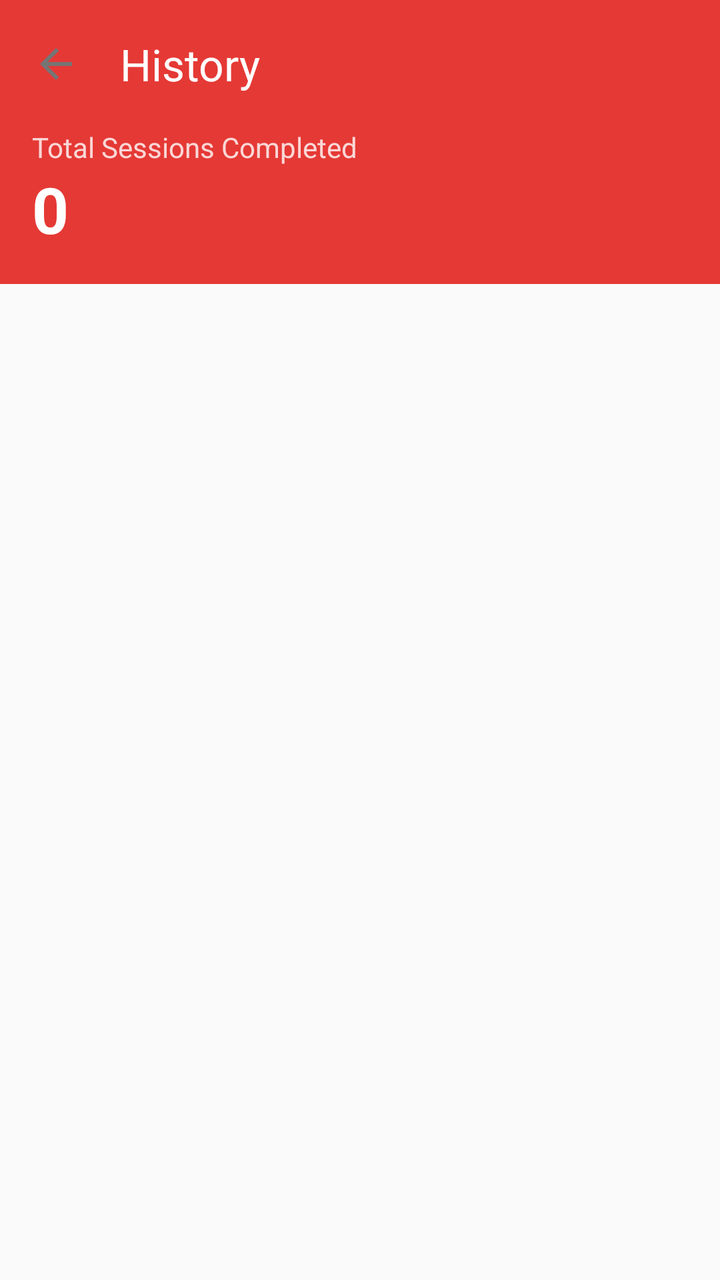
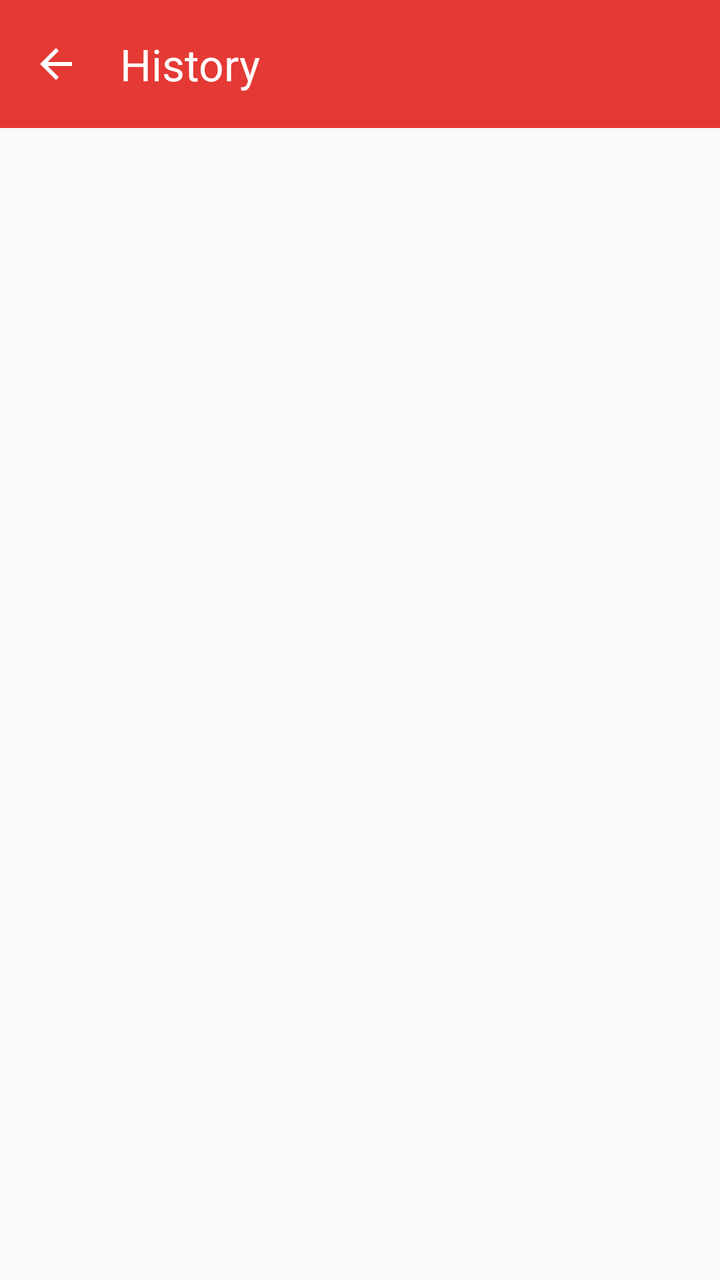

Compare the two renders of this Android layout. The source of the first and the diff that turns it into the second are given below.
<!-- AndroidManifest.xml: application theme Theme.Pomodoro -->
<!-- res/layout/activity_history.xml -->
<?xml version="1.0" encoding="utf-8"?>
<androidx.constraintlayout.widget.ConstraintLayout xmlns:android="http://schemas.android.com/apk/res/android"
    xmlns:app="http://schemas.android.com/apk/res-auto"
    android:layout_width="match_parent"
    android:layout_height="match_parent"
    android:background="@color/background">

    <com.google.android.material.appbar.AppBarLayout
        android:id="@+id/appBarLayout"
        android:layout_width="match_parent"
        android:layout_height="wrap_content"
        app:layout_constraintTop_toTopOf="parent">

        <com.google.android.material.appbar.MaterialToolbar
            android:id="@+id/toolbar"
            android:layout_width="match_parent"
            android:layout_height="?attr/actionBarSize"
            android:background="@color/primary"
            app:title="History"
            app:titleTextColor="@color/white"
            app:navigationIcon="@drawable/ic_back" />

        <LinearLayout
            android:id="@+id/llStatsHeader"
            android:layout_width="match_parent"
            android:layout_height="wrap_content"
            android:background="@color/primary"
            android:orientation="vertical"
            android:paddingStart="16dp"
            android:paddingEnd="16dp"
            android:paddingBottom="16dp">

            <TextView
                android:id="@+id/tvTotalSessionsLabel"
                android:layout_width="wrap_content"
                android:layout_height="wrap_content"
                android:text="Total Sessions Completed"
                android:textColor="@color/white"
                android:alpha="0.8"
                android:textSize="14sp" />

            <TextView
                android:id="@+id/tvTotalSessionsCount"
                android:layout_width="wrap_content"
                android:layout_height="wrap_content"
                android:text="0"
                android:textColor="@color/white"
                android:textSize="32sp"
                android:textStyle="bold" />

        </LinearLayout>
    </com.google.android.material.appbar.AppBarLayout>

    <androidx.recyclerview.widget.RecyclerView
        android:id="@+id/rvHistory"
        android:layout_width="match_parent"
        android:layout_height="0dp"
        android:clipToPadding="false"
        android:paddingTop="8dp"
        android:paddingBottom="16dp"
        app:layout_constraintTop_toBottomOf="@id/appBarLayout"
        app:layout_constraintBottom_toBottomOf="parent" />

    <TextView
        android:id="@+id/tvEmptyState"
        android:layout_width="wrap_content"
        android:layout_height="wrap_content"
        android:text="No session history yet.\nComplete your first Pomodoro!"
        android:textSize="16sp"
        android:textColor="@color/text_secondary"
        android:gravity="center"
        android:visibility="gone"
        app:layout_constraintTop_toTopOf="@id/rvHistory"
        app:layout_constraintBottom_toBottomOf="parent"
        app:layout_constraintStart_toStartOf="parent"
        app:layout_constraintEnd_toEndOf="parent" />

</androidx.constraintlayout.widget.ConstraintLayout>
<!-- resources referenced by this layout -->
<resources>
  <color name="background">#FAFAFA</color>
  <color name="primary">#E53935</color>
  <color name="text_secondary">#757575</color>
  <color name="white">#FFFFFFFF</color>
  <!-- drawable ic_back (drawable) -->
  <vector xmlns:android="http://schemas.android.com/apk/res/android"
      android:width="24dp"
      android:height="24dp"
      android:viewportWidth="24"
      android:viewportHeight="24"
      android:tint="?attr/colorControlNormal"
      android:autoMirrored="true">
      <path
          android:fillColor="@android:color/white"
          android:pathData="M20,11H7.83l5.59,-5.59L12,4l-8,8 8,8 1.41,-1.41L7.83,13H20v-2z"/>
  </vector>
  <style name="Theme.Pomodoro" parent="Base.Theme.Pomodoro" />
  <style name="Base.Theme.Pomodoro" parent="Theme.Material3.Light.NoActionBar">
          <item name="colorPrimary">@color/primary</item>
          <item name="colorPrimaryVariant">@color/primary_dark</item>
          <item name="colorSecondary">@color/secondary</item>
          <item name="colorAccent">@color/accent</item>
          <item name="android:statusBarColor">@color/primary</item>
          <item name="android:navigationBarColor">@color/white</item>
          <item name="android:windowLightStatusBar">false</item>
          <item name="android:textColorPrimary">@color/text_primary</item>
          <item name="android:textColorSecondary">@color/text_secondary</item>
      </style>
  <color name="primary_dark">#C62828</color>
  <color name="secondary">#43A047</color>
  <color name="accent">#FFA726</color>
  <color name="text_primary">#212121</color>
</resources>

<!-- the commit's change to res/layout/activity_history.xml (unified diff, before → after) -->
@@ -9,6 +9,8 @@
         android:id="@+id/appBarLayout"
         android:layout_width="match_parent"
         android:layout_height="wrap_content"
+        android:background="@color/primary"
+        app:elevation="0dp"
         app:layout_constraintTop_toTopOf="parent">
 
         <com.google.android.material.appbar.MaterialToolbar
@@ -20,35 +22,6 @@
             app:titleTextColor="@color/white"
             app:navigationIcon="@drawable/ic_back" />
 
-        <LinearLayout
-            android:id="@+id/llStatsHeader"
-            android:layout_width="match_parent"
-            android:layout_height="wrap_content"
-            android:background="@color/primary"
-            android:orientation="vertical"
-            android:paddingStart="16dp"
-            android:paddingEnd="16dp"
-            android:paddingBottom="16dp">
-
-            <TextView
-                android:id="@+id/tvTotalSessionsLabel"
-                android:layout_width="wrap_content"
-                android:layout_height="wrap_content"
-                android:text="Total Sessions Completed"
-                android:textColor="@color/white"
-                android:alpha="0.8"
-                android:textSize="14sp" />
-
-            <TextView
-                android:id="@+id/tvTotalSessionsCount"
-                android:layout_width="wrap_content"
-                android:layout_height="wrap_content"
-                android:text="0"
-                android:textColor="@color/white"
-                android:textSize="32sp"
-                android:textStyle="bold" />
-
-        </LinearLayout>
     </com.google.android.material.appbar.AppBarLayout>
 
     <androidx.recyclerview.widget.RecyclerView
@@ -56,7 +29,6 @@
         android:layout_width="match_parent"
         android:layout_height="0dp"
         android:clipToPadding="false"
-        android:paddingTop="8dp"
         android:paddingBottom="16dp"
         app:layout_constraintTop_toBottomOf="@id/appBarLayout"
         app:layout_constraintBottom_toBottomOf="parent" />
<!-- resource entries referenced after the edit -->
@@ -10,7 +10,7 @@
       android:height="24dp"
       android:viewportWidth="24"
       android:viewportHeight="24"
-      android:tint="?attr/colorControlNormal"
+      android:tint="@color/white"
       android:autoMirrored="true">
       <path
           android:fillColor="@android:color/white"
